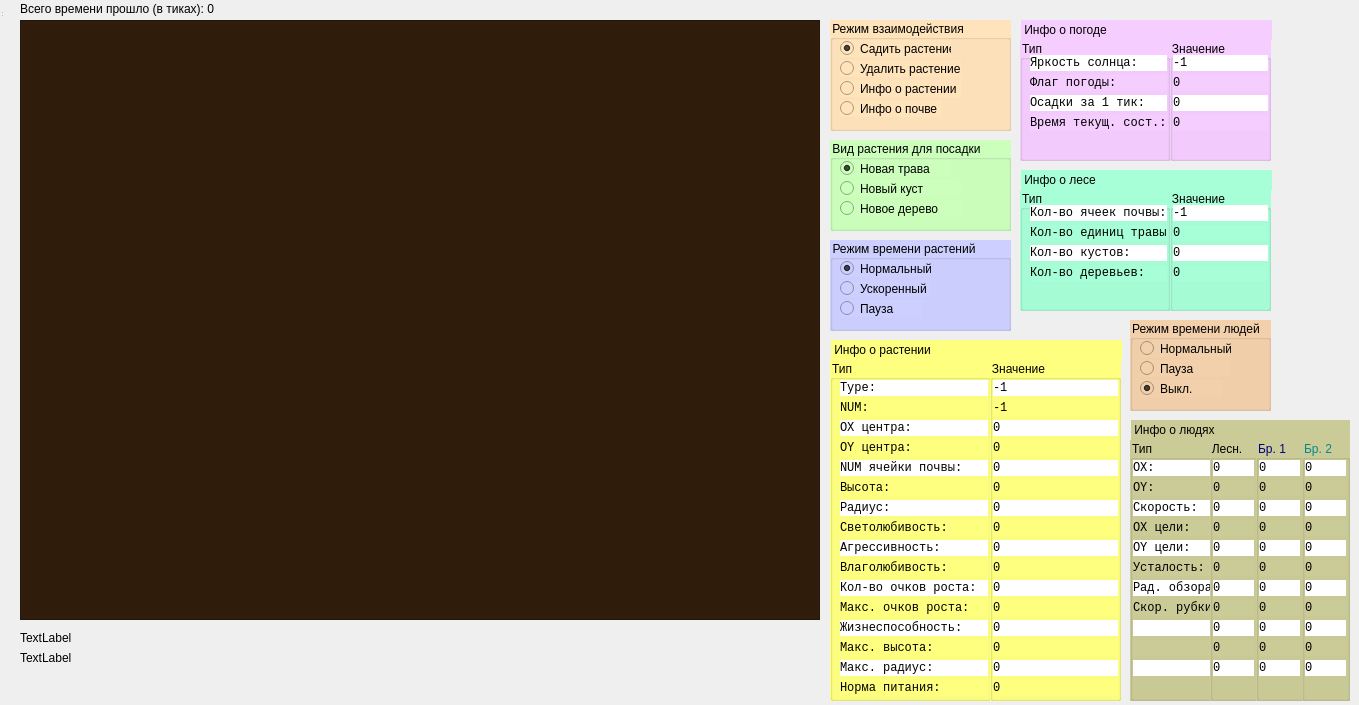
Before: the Qt Designer form Forest/mainwidget.ui in GulinAlexey/Prakt2021, drawn with Qt 5.
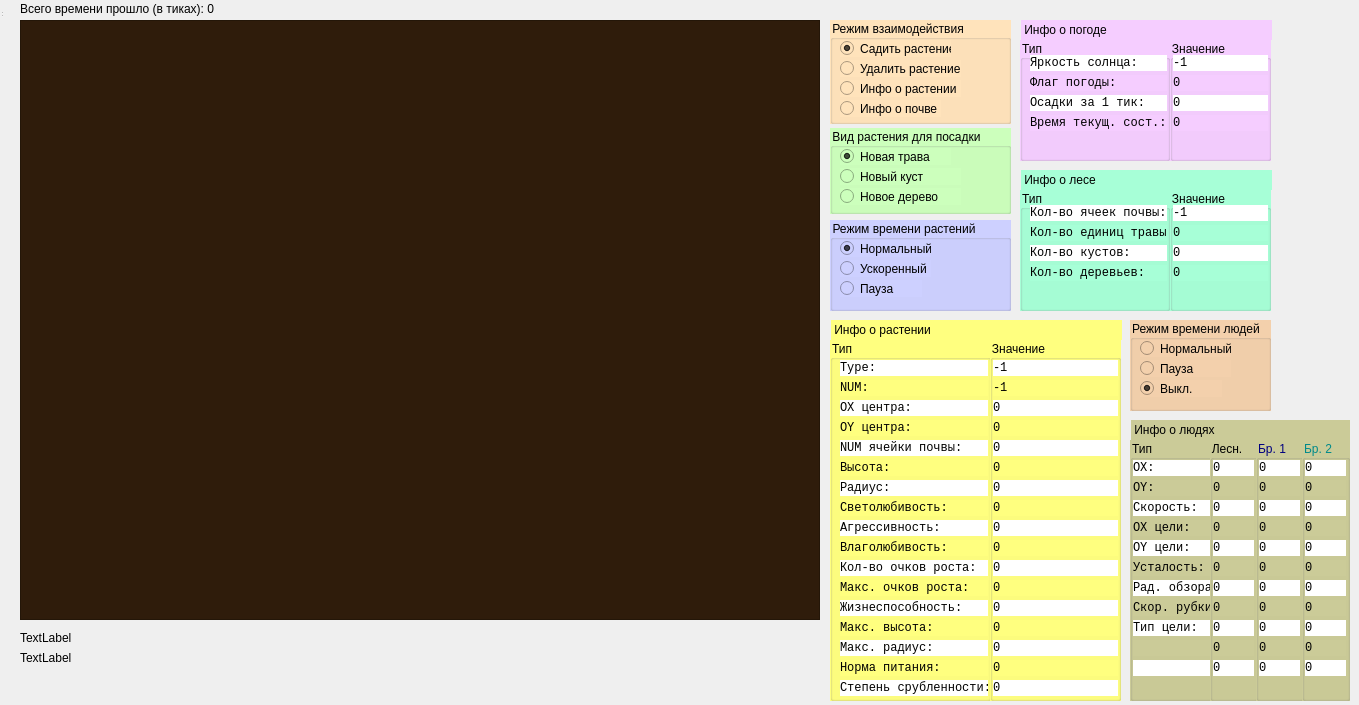
After: the same form once the commit is applied. Icons and pictures are not drawn.

Commit message: Добавлены строки с инфо о степени срубленности дерева и типе цели человека на экран (но пока без вывода)

```diff
--- a/Forest/mainwidget.ui
+++ b/Forest/mainwidget.ui
@@ -39,7 +39,7 @@
      <x>830</x>
      <y>20</y>
      <width>181</width>
-     <height>111</height>
+     <height>104</height>
     </rect>
    </property>
    <property name="styleSheet">
@@ -108,7 +108,7 @@
    <property name="geometry">
     <rect>
      <x>830</x>
-     <y>240</y>
+     <y>220</y>
      <width>181</width>
      <height>91</height>
     </rect>
@@ -204,9 +204,9 @@
    <property name="geometry">
     <rect>
      <x>830</x>
-     <y>140</y>
+     <y>128</y>
      <width>181</width>
-     <height>91</height>
+     <height>86</height>
     </rect>
    </property>
    <property name="styleSheet">
@@ -262,9 +262,9 @@
    <property name="geometry">
     <rect>
      <x>830</x>
-     <y>360</y>
+     <y>340</y>
      <width>161</width>
-     <height>341</height>
+     <height>361</height>
     </rect>
    </property>
    <property name="palette">
@@ -1054,14 +1054,35 @@
      <string>Норма питания:</string>
     </property>
    </widget>
+   <widget class="QLabel" name="info_15">
+    <property name="geometry">
+     <rect>
+      <x>10</x>
+      <y>340</y>
+      <width>148</width>
+      <height>16</height>
+     </rect>
+    </property>
+    <property name="font">
+     <font>
+      <family>Consolas</family>
+     </font>
+    </property>
+    <property name="styleSheet">
+     <string notr="true">background-color: rgb(255, 255, 255);</string>
+    </property>
+    <property name="text">
+     <string>Степень срубленности:</string>
+    </property>
+   </widget>
   </widget>
   <widget class="QGroupBox" name="info_value">
    <property name="geometry">
     <rect>
      <x>990</x>
-     <y>360</y>
+     <y>340</y>
      <width>131</width>
-     <height>341</height>
+     <height>361</height>
     </rect>
    </property>
    <property name="palette">
@@ -1851,12 +1872,33 @@
      <string>0</string>
     </property>
    </widget>
+   <widget class="QLabel" name="i_15">
+    <property name="geometry">
+     <rect>
+      <x>3</x>
+      <y>340</y>
+      <width>125</width>
+      <height>16</height>
+     </rect>
+    </property>
+    <property name="font">
+     <font>
+      <family>Consolas</family>
+     </font>
+    </property>
+    <property name="styleSheet">
+     <string notr="true">background-color: rgb(255, 255, 255);</string>
+    </property>
+    <property name="text">
+     <string>0</string>
+    </property>
+   </widget>
   </widget>
   <widget class="QLabel" name="info_name">
    <property name="geometry">
     <rect>
      <x>831</x>
-     <y>340</y>
+     <y>320</y>
      <width>291</width>
      <height>20</height>
     </rect>
@@ -5651,7 +5693,7 @@
      <string notr="true">background-color: rgb(255, 255, 255);</string>
     </property>
     <property name="text">
-     <string/>
+     <string>Тип цели:</string>
     </property>
    </widget>
    <widget class="QLabel" name="infoh_10">
```
